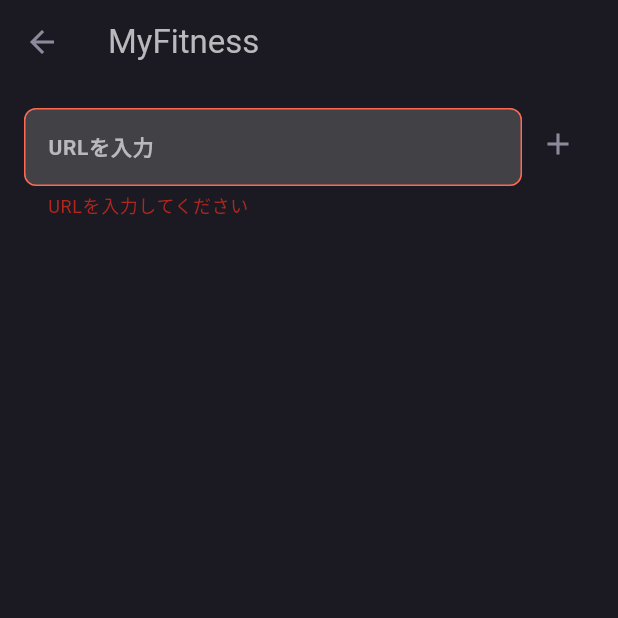
After one commit to kurogoma-flutter/fitness_manager, a Flutter app: the MyFitnessPage screen opened by its route, after a tap on the "add" icon, on a phone screen of 412 x 824 dp, the top half of it. The commit adds this screen. Run offline on Flutter 3.47's test engine with Material 2 defaults, Android fonts, the phone set to English and light mode, and no system bars; our stand-ins replace cached_network_image, dio, flutter_dotenv, flutter_hooks, freezed_annotation, go_router and 4 more; missing offline and left inert: encrypt, hashids2; accounts and stored records are empty; generated files the repository leaves out were written again; network calls fail; Roboto replaces fonts that are missing (LINE_Seed_JP); project files that could hold a hidden picture were left out.

Commit message:
マイフィットネスの仮画面実装

```diff
--- a/lib/core/keys/form_keys.dart
+++ b/lib/core/keys/form_keys.dart
@@ -6,3 +6,7 @@ final textFormKey2 = GlobalKey<FormFieldState<String>>();
 final textFormKey3 = GlobalKey<FormFieldState<String>>();
 final textFormKey4 = GlobalKey<FormFieldState<String>>();
 final secondComponentKey = GlobalKey();
+
+// My Fitness
+final myFitnessFormKey = GlobalKey<FormState>();
+final myFitnessUrlKey = GlobalKey<FormFieldState<String>>();
--- a/lib/core/router/router.dart
+++ b/lib/core/router/router.dart
@@ -1,14 +1,15 @@
 // ボトムナビゲーションを非表示にしたいルートパスを指定
 
-import '../../features/setting/pages/license_page.dart';
 import 'package:flutter/material.dart';
 import 'package:go_router/go_router.dart';
 
 import '../../features/component/scaffold_with_bottom_navigation_bar.dart';
 import '../../features/home/home_page.dart';
+import '../../features/my_fitness/my_fitness_page.dart';
 import '../../features/setting/pages/about_this_app_page.dart';
 import '../../features/setting/pages/app_legal_page.dart';
 import '../../features/setting/pages/inquiry_page.dart';
+import '../../features/setting/pages/license_page.dart';
 import '../../features/setting/pages/privacy_policy_page.dart';
 import '../../features/setting/setting_page.dart';
 import '../../features/tips/tips_page.dart';
@@ -95,6 +96,12 @@ final router = GoRouter(
       ],
     ),
 
+    GoRoute(
+      path: MyFitnessPage.routePath,
+      name: MyFitnessPage.routeName,
+      builder: (context, state) => const MyFitnessPage(),
+    ),
+
     // /// アプリホーム
     // GoRoute(
     //     name: SampleHomePage.routeName,
--- a/lib/features/home/components/heatmap.dart
+++ b/lib/features/home/components/heatmap.dart
@@ -57,7 +57,9 @@ class _HeatmapState extends State<Heatmap> {
   }
 
   void _showPopupMenu() {
-    if (_selectedDate == null) return;
+    if (_selectedDate == null) {
+      return;
+    }
 
     final overlay = Overlay.of(context);
     _overlayEntry = OverlayEntry(
--- a/lib/features/home/components/home_header.dart
+++ b/lib/features/home/components/home_header.dart
@@ -1,7 +1,9 @@
 import 'package:flutter/material.dart';
 
+import '../../../core/router/app_router.dart';
 import '../../../gen/assets.gen.dart';
 import '../../component/color/color_theme.dart';
+import '../../my_fitness/my_fitness_page.dart';
 
 class HomeHeader extends StatelessWidget {
   const HomeHeader({
@@ -11,6 +13,11 @@ class HomeHeader extends StatelessWidget {
   @override
   Widget build(BuildContext context) {
     return SliverToBoxAdapter(
+      child: GestureDetector(
+        onTap: () => AppRouter().pushNamed(
+          context,
+          MyFitnessPage.routeName,
+        ),
         child: Padding(
           padding: const EdgeInsets.symmetric(vertical: 20),
           child: Stack(
@@ -50,6 +57,7 @@ class HomeHeader extends StatelessWidget {
             ],
           ),
         ),
+      ),
     );
   }
 }
--- /dev/null
+++ b/lib/features/my_fitness/my_fitness_page.dart
@@ -0,0 +1,100 @@
+import 'package:flutter/material.dart';
+import 'package:hooks_riverpod/hooks_riverpod.dart';
+
+import '../../core/keys/form_keys.dart';
+import '../../core/router/app_router.dart';
+import '../component/color/color_theme.dart';
+import '../component/form/input_text_form.dart';
+
+const youtubeDomainList = [
+  'https://www.youtube.com',
+  'https://youtu.be/',
+];
+
+class MyFitnessPage extends StatefulHookConsumerWidget {
+  const MyFitnessPage({super.key});
+
+  static const String routeName = 'my_fitness';
+  static const String routePath = '/my_fitness';
+
+  @override
+  ConsumerState<ConsumerStatefulWidget> createState() => _MyFitnessPageState();
+}
+
+class _MyFitnessPageState extends ConsumerState<MyFitnessPage> {
+  @override
+  Widget build(BuildContext context) {
+    return Scaffold(
+      backgroundColor: ColorTheme.primaryBackGround,
+      appBar: AppBar(
+        backgroundColor: ColorTheme.primaryBackGround,
+        leading: IconButton(
+          onPressed: () => AppRouter().pop(context),
+          icon: Icon(
+            Icons.arrow_back,
+            color: ColorTheme.primaryIcon,
+          ),
+        ),
+        title: Text(
+          'MyFitness',
+          style: TextStyle(
+            color: ColorTheme.primaryText,
+          ),
+        ),
+      ),
+      body: SizedBox.expand(
+        child: Padding(
+          padding: const EdgeInsets.all(16),
+          child: Column(
+            children: [
+              Form(
+                key: myFitnessFormKey,
+                child: Row(
+                  crossAxisAlignment: CrossAxisAlignment.start,
+                  children: [
+                    Expanded(
+                      child: InputTextForm(
+                        formHintText: 'URLを入力',
+                        textFormKey: myFitnessUrlKey,
+                        validator: (String? value) {
+                          // 空文字チェック
+                          if (value == null || value.isEmpty) {
+                            return 'URLを入力してください';
+                          }
+                          // URLチェック
+                          if (!Uri.parse(value).isAbsolute) {
+                            return '正しい形式でURLを入力してください';
+                          }
+                          // ドメインチェック
+                          if (!youtubeDomainList
+                              .any((domain) => value.contains(domain))) {
+                            return 'YouTubeのURLを入力してください';
+                          }
+                          return null;
+                        },
+                      ),
+                    ),
+                    IconButton(
+                      onPressed: () {
+                        // バリデーション
+                        if (myFitnessFormKey.currentState!.validate()) {
+                          print('OK');
+                        } else {
+                          print('NG');
+                        }
+                      },
+                      icon: Icon(
+                        Icons.add,
+                        color: ColorTheme.primaryIcon,
+                      ),
+                    ),
+                  ],
+                ),
+              ),
+            ],
+          ),
+        ),
+      ),
+    );
+  }
+}
--- a/pubspec.yaml
+++ b/pubspec.yaml
@@ -40,6 +40,7 @@ dependencies:
   supabase_flutter: ^1.10.20
   url_launcher: ^6.1.6
   uuid: ^3.0.7
+  youtube_explode_dart: ^2.0.2
 
 dev_dependencies:
   flutter_launcher_icons: ^0.13.1
```
Also changed, not shown: pubspec.lock. Lines whose indentation alone changed are shown as unchanged.
